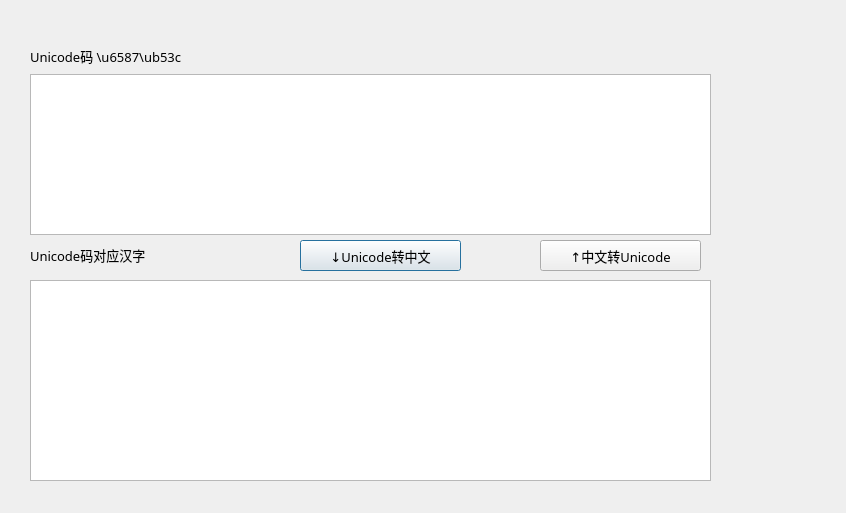
Above: UnifiedTools/unicodetozh.ui from frontier-zh/Zhro before the change. Below: the same form after it.
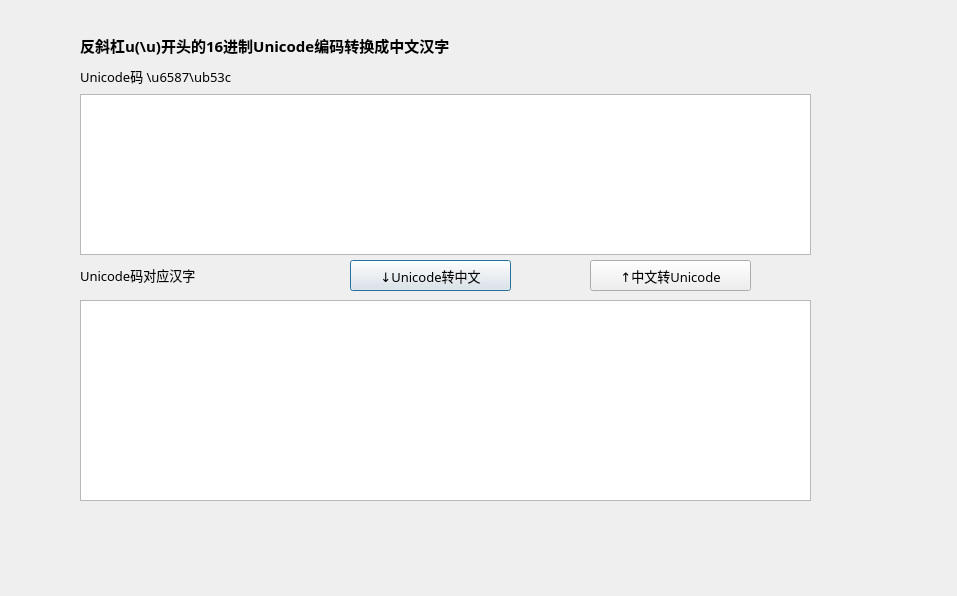
That is the form after the change.

```diff
--- a/UnifiedTools/unicodetozh.ui
+++ b/UnifiedTools/unicodetozh.ui
@@ -6,8 +6,8 @@
    <rect>
     <x>0</x>
     <y>0</y>
-    <width>846</width>
-    <height>513</height>
+    <width>957</width>
+    <height>596</height>
    </rect>
   </property>
   <property name="windowTitle">
@@ -32,8 +32,8 @@
   <widget class="QPushButton" name="pushButton">
    <property name="geometry">
     <rect>
-     <x>300</x>
-     <y>240</y>
+     <x>350</x>
+     <y>260</y>
      <width>161</width>
      <height>31</height>
     </rect>
@@ -51,8 +51,8 @@
   <widget class="QLabel" name="label_7">
    <property name="geometry">
     <rect>
-     <x>30</x>
-     <y>244</y>
+     <x>80</x>
+     <y>264</y>
      <width>201</width>
      <height>21</height>
     </rect>
@@ -70,9 +70,9 @@
   <widget class="QPlainTextEdit" name="plainTextEdit">
    <property name="geometry">
     <rect>
-     <x>30</x>
-     <y>74</y>
-     <width>681</width>
+     <x>80</x>
+     <y>94</y>
+     <width>731</width>
      <height>161</height>
     </rect>
    </property>
@@ -87,8 +87,8 @@
   <widget class="QLabel" name="label_6">
    <property name="geometry">
     <rect>
-     <x>30</x>
-     <y>40</y>
+     <x>80</x>
+     <y>60</y>
      <width>221</width>
      <height>31</height>
     </rect>
@@ -106,9 +106,9 @@
   <widget class="QPlainTextEdit" name="plainTextEdit_2">
    <property name="geometry">
     <rect>
-     <x>30</x>
-     <y>280</y>
-     <width>681</width>
+     <x>80</x>
+     <y>300</y>
+     <width>731</width>
      <height>201</height>
     </rect>
    </property>
@@ -123,8 +123,8 @@
   <widget class="QPushButton" name="pushButton_2">
    <property name="geometry">
     <rect>
-     <x>540</x>
-     <y>240</y>
+     <x>590</x>
+     <y>260</y>
      <width>161</width>
      <height>31</height>
     </rect>
@@ -139,6 +139,27 @@
     <string>↑中文转Unicode</string>
    </property>
   </widget>
+  <widget class="QLabel" name="label">
+   <property name="geometry">
+    <rect>
+     <x>80</x>
+     <y>30</y>
+     <width>381</width>
+     <height>31</height>
+    </rect>
+   </property>
+   <property name="font">
+    <font>
+     <family>微软雅黑</family>
+     <pointsize>11</pointsize>
+     <weight>75</weight>
+     <bold>true</bold>
+    </font>
+   </property>
+   <property name="text">
+    <string>反斜杠u(\u)开头的16进制Unicode编码转换成中文汉字</string>
+   </property>
+  </widget>
  </widget>
  <resources/>
  <connections/>
```
